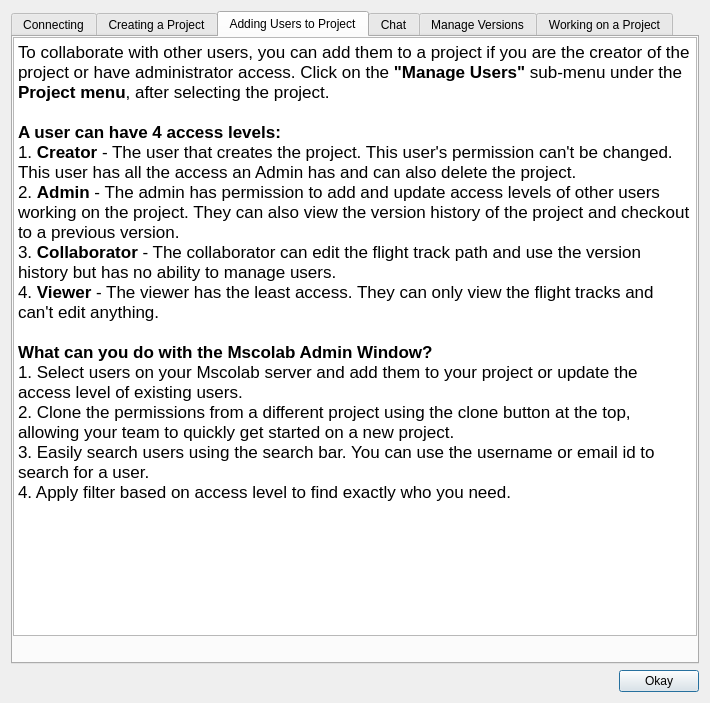
Qt form mslib/msui/ui/ui_mscolab_help_dialog.ui (Open-MSS/MSS) before a commit.
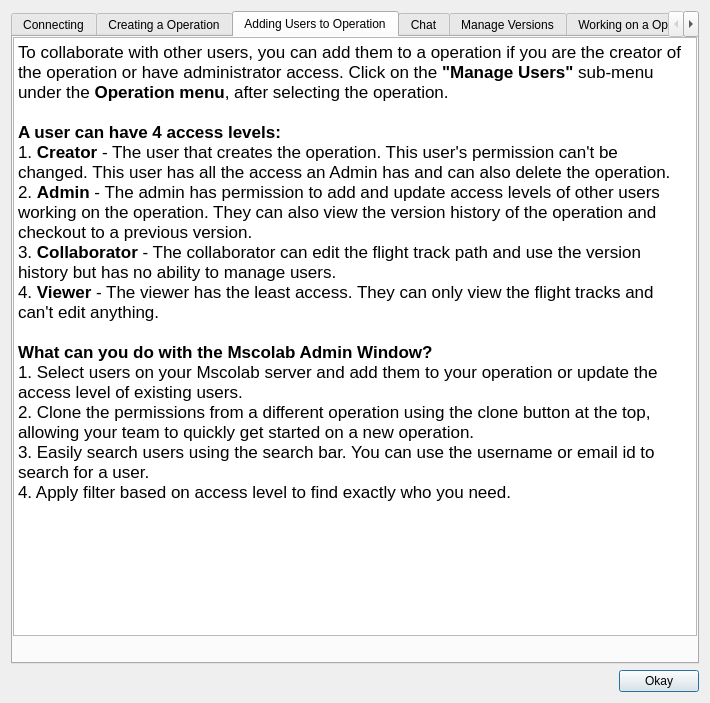
The same form after that commit. The open tabs and pages were chosen to show the change. Icons and pictures are not drawn.

Commit message:
msc project renamed to operation (#1204)
* project renamed to operation

* filter name renamed

* fixed merge problem

* renamed missing strings in mscolab

* renamed project to operation in tutorials

* some more renamings

* further renamings

Diff of the .ui file:
```diff
--- a/mslib/msui/ui/ui_mscolab_help_dialog.ui
+++ b/mslib/msui/ui/ui_mscolab_help_dialog.ui
@@ -243,7 +243,7 @@
        </widget>
        <widget class="QWidget" name="createProjectTab">
         <attribute name="title">
-         <string>Creating a Project</string>
+         <string>Creating a Operation</string>
         </attribute>
         <layout class="QGridLayout" name="gridLayout_3">
          <property name="leftMargin">
@@ -341,7 +341,7 @@
        </widget>
        <widget class="QWidget" name="adminTab">
         <attribute name="title">
-         <string>Adding Users to Project</string>
+         <string>Adding Users to Operation</string>
         </attribute>
         <layout class="QGridLayout" name="gridLayout_5">
          <property name="leftMargin">
@@ -386,17 +386,17 @@
 &lt;html&gt;&lt;head&gt;&lt;meta name=&quot;qrichtext&quot; content=&quot;1&quot; /&gt;&lt;style type=&quot;text/css&quot;&gt;
 p, li { white-space: pre-wrap; }
 &lt;/style&gt;&lt;/head&gt;&lt;body style=&quot; font-family:'.AppleSystemUIFont'; font-size:13pt; font-weight:400; font-style:normal;&quot;&gt;
-&lt;p style=&quot; margin-top:0px; margin-bottom:0px; margin-left:0px; margin-right:0px; -qt-block-indent:0; text-indent:0px;&quot;&gt;&lt;span style=&quot; font-family:'.SF NS Text';&quot;&gt;To collaborate with other users, you can add them to a project if you are the creator of the project or have administrator access. Click on the &lt;/span&gt;&lt;span style=&quot; font-family:'.SF NS Text'; font-weight:600;&quot;&gt;&amp;quot;Manage Users&amp;quot;&lt;/span&gt;&lt;span style=&quot; font-family:'.SF NS Text';&quot;&gt; sub-menu under the &lt;/span&gt;&lt;span style=&quot; font-family:'.SF NS Text'; font-weight:600;&quot;&gt;Project menu&lt;/span&gt;&lt;span style=&quot; font-family:'.SF NS Text';&quot;&gt;, after selecting the project.&lt;/span&gt;&lt;/p&gt;
+&lt;p style=&quot; margin-top:0px; margin-bottom:0px; margin-left:0px; margin-right:0px; -qt-block-indent:0; text-indent:0px;&quot;&gt;&lt;span style=&quot; font-family:'.SF NS Text';&quot;&gt;To collaborate with other users, you can add them to a operation if you are the creator of the operation or have administrator access. Click on the &lt;/span&gt;&lt;span style=&quot; font-family:'.SF NS Text'; font-weight:600;&quot;&gt;&amp;quot;Manage Users&amp;quot;&lt;/span&gt;&lt;span style=&quot; font-family:'.SF NS Text';&quot;&gt; sub-menu under the &lt;/span&gt;&lt;span style=&quot; font-family:'.SF NS Text'; font-weight:600;&quot;&gt;Operation menu&lt;/span&gt;&lt;span style=&quot; font-family:'.SF NS Text';&quot;&gt;, after selecting the operation.&lt;/span&gt;&lt;/p&gt;
 &lt;p style=&quot;-qt-paragraph-type:empty; margin-top:0px; margin-bottom:0px; margin-left:0px; margin-right:0px; -qt-block-indent:0; text-indent:0px; font-family:'.SF NS Text';&quot;&gt;&lt;br /&gt;&lt;/p&gt;
 &lt;p style=&quot; margin-top:0px; margin-bottom:0px; margin-left:0px; margin-right:0px; -qt-block-indent:0; text-indent:0px;&quot;&gt;&lt;span style=&quot; font-family:'.SF NS Text'; font-weight:600;&quot;&gt;A user can have 4 access levels:&lt;/span&gt;&lt;/p&gt;
-&lt;p style=&quot; margin-top:0px; margin-bottom:0px; margin-left:0px; margin-right:0px; -qt-block-indent:0; text-indent:0px;&quot;&gt;&lt;span style=&quot; font-family:'.SF NS Text';&quot;&gt;1. &lt;/span&gt;&lt;span style=&quot; font-family:'.SF NS Text'; font-weight:600;&quot;&gt;Creator&lt;/span&gt;&lt;span style=&quot; font-family:'.SF NS Text';&quot;&gt; - The user that creates the project. This user's permission can't be changed. This user has all the access an Admin has and can also delete the project.&lt;/span&gt;&lt;/p&gt;
-&lt;p style=&quot; margin-top:0px; margin-bottom:0px; margin-left:0px; margin-right:0px; -qt-block-indent:0; text-indent:0px;&quot;&gt;&lt;span style=&quot; font-family:'.SF NS Text';&quot;&gt;2. &lt;/span&gt;&lt;span style=&quot; font-family:'.SF NS Text'; font-weight:600;&quot;&gt;Admin&lt;/span&gt;&lt;span style=&quot; font-family:'.SF NS Text';&quot;&gt; - The admin has permission to add and update access levels of other users working on the project. They can also view the version history of the project and checkout to a previous version.&lt;/span&gt;&lt;/p&gt;
+&lt;p style=&quot; margin-top:0px; margin-bottom:0px; margin-left:0px; margin-right:0px; -qt-block-indent:0; text-indent:0px;&quot;&gt;&lt;span style=&quot; font-family:'.SF NS Text';&quot;&gt;1. &lt;/span&gt;&lt;span style=&quot; font-family:'.SF NS Text'; font-weight:600;&quot;&gt;Creator&lt;/span&gt;&lt;span style=&quot; font-family:'.SF NS Text';&quot;&gt; - The user that creates the operation. This user's permission can't be changed. This user has all the access an Admin has and can also delete the operation.&lt;/span&gt;&lt;/p&gt;
+&lt;p style=&quot; margin-top:0px; margin-bottom:0px; margin-left:0px; margin-right:0px; -qt-block-indent:0; text-indent:0px;&quot;&gt;&lt;span style=&quot; font-family:'.SF NS Text';&quot;&gt;2. &lt;/span&gt;&lt;span style=&quot; font-family:'.SF NS Text'; font-weight:600;&quot;&gt;Admin&lt;/span&gt;&lt;span style=&quot; font-family:'.SF NS Text';&quot;&gt; - The admin has permission to add and update access levels of other users working on the operation. They can also view the version history of the operation and checkout to a previous version.&lt;/span&gt;&lt;/p&gt;
 &lt;p style=&quot; margin-top:0px; margin-bottom:0px; margin-left:0px; margin-right:0px; -qt-block-indent:0; text-indent:0px;&quot;&gt;&lt;span style=&quot; font-family:'.SF NS Text';&quot;&gt;3. &lt;/span&gt;&lt;span style=&quot; font-weight:600;&quot;&gt;Collaborator&lt;/span&gt; - The collaborator can edit the flight track path and use the version history but has no ability to manage users.&lt;/p&gt;
 &lt;p style=&quot; margin-top:0px; margin-bottom:0px; margin-left:0px; margin-right:0px; -qt-block-indent:0; text-indent:0px;&quot;&gt;&lt;span style=&quot; font-family:'.SF NS Text';&quot;&gt;4. &lt;/span&gt;&lt;span style=&quot; font-family:'.SF NS Text'; font-weight:600;&quot;&gt;Viewer&lt;/span&gt;&lt;span style=&quot; font-family:'.SF NS Text';&quot;&gt; - The viewer has the least access. They can only view the flight tracks and can't edit anything.&lt;/span&gt;&lt;/p&gt;
 &lt;p style=&quot;-qt-paragraph-type:empty; margin-top:0px; margin-bottom:0px; margin-left:0px; margin-right:0px; -qt-block-indent:0; text-indent:0px; font-family:'.SF NS Text';&quot;&gt;&lt;br /&gt;&lt;/p&gt;
 &lt;p style=&quot; margin-top:0px; margin-bottom:0px; margin-left:0px; margin-right:0px; -qt-block-indent:0; text-indent:0px;&quot;&gt;&lt;span style=&quot; font-family:'.SF NS Text'; font-weight:600;&quot;&gt;What can you do with the Mscolab Admin Window?&lt;/span&gt;&lt;/p&gt;
-&lt;p style=&quot; margin-top:0px; margin-bottom:0px; margin-left:0px; margin-right:0px; -qt-block-indent:0; text-indent:0px;&quot;&gt;&lt;span style=&quot; font-family:'.SF NS Text';&quot;&gt;1. Select users on your Mscolab server and add them to your project or update the access level of existing users.&lt;/span&gt;&lt;/p&gt;
-&lt;p style=&quot; margin-top:0px; margin-bottom:0px; margin-left:0px; margin-right:0px; -qt-block-indent:0; text-indent:0px;&quot;&gt;&lt;span style=&quot; font-family:'.SF NS Text';&quot;&gt;2. Clone the permissions from a different project using the clone button at the top, allowing your team to quickly get started on a new project.&lt;/span&gt;&lt;/p&gt;
+&lt;p style=&quot; margin-top:0px; margin-bottom:0px; margin-left:0px; margin-right:0px; -qt-block-indent:0; text-indent:0px;&quot;&gt;&lt;span style=&quot; font-family:'.SF NS Text';&quot;&gt;1. Select users on your Mscolab server and add them to your operation or update the access level of existing users.&lt;/span&gt;&lt;/p&gt;
+&lt;p style=&quot; margin-top:0px; margin-bottom:0px; margin-left:0px; margin-right:0px; -qt-block-indent:0; text-indent:0px;&quot;&gt;&lt;span style=&quot; font-family:'.SF NS Text';&quot;&gt;2. Clone the permissions from a different operation using the clone button at the top, allowing your team to quickly get started on a new operation.&lt;/span&gt;&lt;/p&gt;
 &lt;p style=&quot; margin-top:0px; margin-bottom:0px; margin-left:0px; margin-right:0px; -qt-block-indent:0; text-indent:0px;&quot;&gt;&lt;span style=&quot; font-family:'.SF NS Text';&quot;&gt;3. Easily search users using the search bar. You can use the username or email id to search for a user.&lt;/span&gt;&lt;/p&gt;
 &lt;p style=&quot; margin-top:0px; margin-bottom:0px; margin-left:0px; margin-right:0px; -qt-block-indent:0; text-indent:0px;&quot;&gt;&lt;span style=&quot; font-family:'.SF NS Text';&quot;&gt;4. Apply filter based on access level to find exactly who you need.&lt;/span&gt;&lt;/p&gt;
 &lt;p style=&quot;-qt-paragraph-type:empty; margin-top:0px; margin-bottom:0px; margin-left:0px; margin-right:0px; -qt-block-indent:0; text-indent:0px; font-family:'.SF NS Text';&quot;&gt;&lt;br /&gt;&lt;/p&gt;&lt;/body&gt;&lt;/html&gt;</string>
@@ -660,7 +660,7 @@
        </widget>
        <widget class="QWidget" name="projectWorkTab">
         <attribute name="title">
-         <string>Working on a Project</string>
+         <string>Working on a Operation</string>
         </attribute>
         <layout class="QGridLayout" name="gridLayout_8">
          <property name="leftMargin">
```
Left out of the diff: 22 changed lines with no effect on the pictures. The commit also changes 53 other files.
